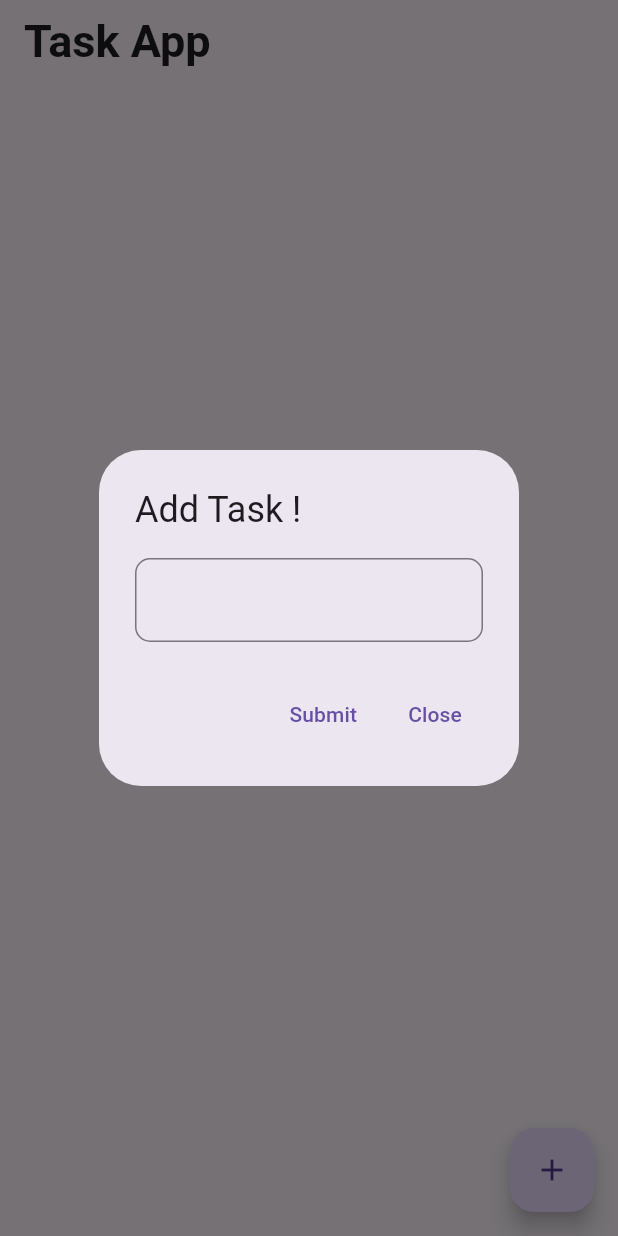
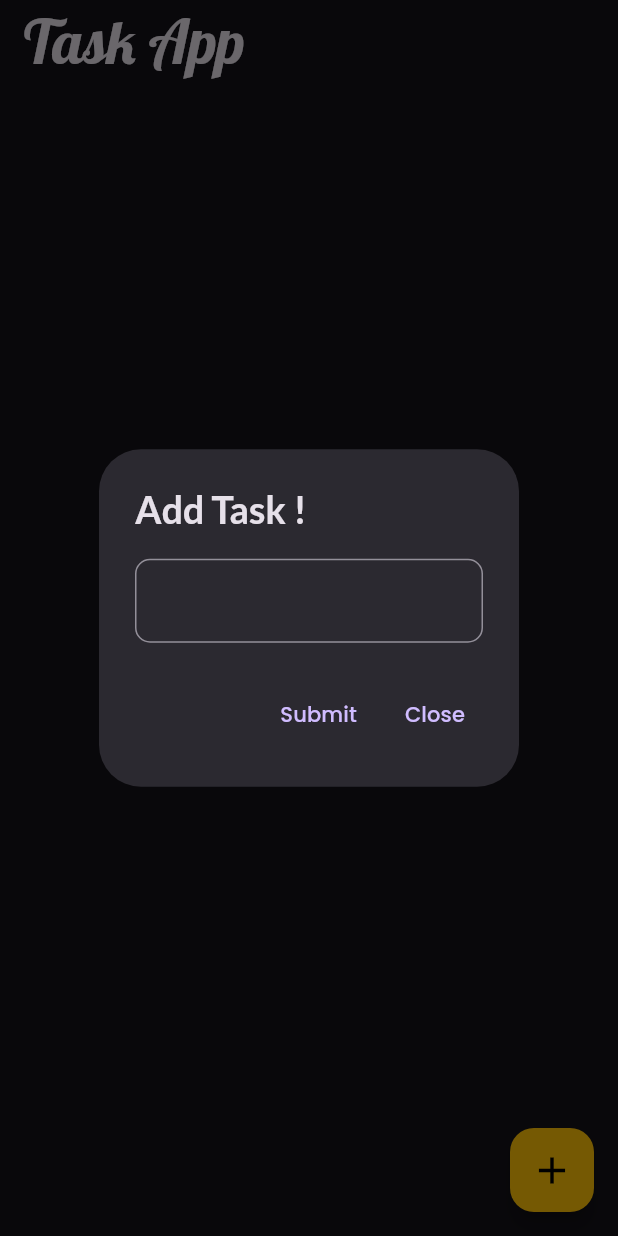
Before and after one commit to THARINDUnirmal/firebase-tester, a Flutter app: the screen it shows after launch, after a tap on the "add" icon, on a phone screen of 412 x 824 dp. Run offline on Flutter 3.47's test engine with Material 3 defaults, Android fonts, the phone set to English and light mode, and no system bars; our stand-ins replace cloud_firestore, firebase_core, google_fonts; accounts and stored records are empty.

Commit message:
fetech all data methord implement

```diff
--- a/lib/main.dart
+++ b/lib/main.dart
@@ -1,6 +1,7 @@
 import 'package:firebase_core/firebase_core.dart';
 import 'package:first_fire_base_app/screens/home_screen.dart';
 import 'package:flutter/material.dart';
+import 'package:google_fonts/google_fonts.dart';
 
 void main() async {
   WidgetsFlutterBinding.ensureInitialized();
@@ -13,7 +14,14 @@ class MyApp extends StatelessWidget {
 
   @override
   Widget build(BuildContext context) {
-    return const MaterialApp(
+    return MaterialApp(
+      theme: ThemeData(
+        fontFamily: GoogleFonts.poppins().fontFamily,
+        brightness: Brightness.dark,
+        floatingActionButtonTheme: FloatingActionButtonThemeData(
+          backgroundColor: Colors.amber,
+        ),
+      ),
       debugShowCheckedModeBanner: false,
       home: HomeScreen(),
     );
--- a/lib/screens/home_screen.dart
+++ b/lib/screens/home_screen.dart
@@ -1,5 +1,7 @@
+import 'package:first_fire_base_app/models/task_model.dart';
 import 'package:first_fire_base_app/services/database_services.dart';
 import 'package:flutter/material.dart';
+import 'package:google_fonts/google_fonts.dart';
 
 class HomeScreen extends StatefulWidget {
   const HomeScreen({super.key});
@@ -22,7 +24,13 @@ class _HomeScreenState extends State<HomeScreen> {
       context: context,
       builder: (context) {
         return AlertDialog(
-          title: Text("Add Task !"),
+          title: Text(
+            "Add Task !",
+            style: GoogleFonts.lato(
+              fontSize: 25,
+              fontWeight: FontWeight.w600,
+            ),
+          ),
           content: TextField(
             controller: _nameContraller,
             decoration: InputDecoration(
@@ -79,17 +87,61 @@ class _HomeScreenState extends State<HomeScreen> {
       appBar: AppBar(
         title: Text(
           "Task App",
-          style: TextStyle(
-            fontSize: 30,
-            fontWeight: FontWeight.w600,
+          style: GoogleFonts.lobster(
+            fontSize: 40,
+            fontWeight: FontWeight.w500,
           ),
         ),
+      ),
+      body: StreamBuilder(
+        stream: DatabaseServices().fetchAllTask(),
+        builder: (context, snapshot) {
+          if (snapshot.connectionState == ConnectionState.waiting) {
+            return Center(child: CircularProgressIndicator());
+          } else if (snapshot.hasError) {
+            return Center(
+              child: Text("Error : ${snapshot.error}"),
+            );
+          } else if (!snapshot.hasData || snapshot.data!.isEmpty) {
+            return Center(
+              child: Text("No data found !"),
+            );
+          } else {
+            final List<TaskModel> data = snapshot.data!;
+            return ListView.builder(
+              itemCount: data.length,
+              itemBuilder: (context, index) {
+                TaskModel indexData = data[index];
+                return Card(
+                  child: ListTile(
+                    title: Text(
+                      indexData.name,
+                      style: TextStyle(
+                        fontSize: 25,
+                        fontWeight: FontWeight.normal,
+                      ),
+                    ),
+                    subtitle: Text(
+                      indexData.createDate.toString(),
+                    ),
+                    trailing: Icon(
+                      Icons.delete_outline,
+                      size: 30,
+                    ),
+                  ),
+                );
+              },
+            );
+          }
+        },
       ),
       floatingActionButton: FloatingActionButton(
         onPressed: openDialogBox,
         child: Center(
           child: Icon(
             Icons.add,
+            size: 30,
+            color: Colors.black,
           ),
         ),
       ),
--- a/lib/services/database_services.dart
+++ b/lib/services/database_services.dart
@@ -2,12 +2,10 @@ import 'package:cloud_firestore/cloud_firestore.dart';
 import 'package:first_fire_base_app/models/task_model.dart';
 
 class DatabaseServices {
+  final CollectionReference ref = FirebaseFirestore.instance.collection("task");
   //add Data to firestore !
   Future<void> addTask(String name) async {
     try {
-      final CollectionReference ref =
-          FirebaseFirestore.instance.collection("task");
-
       final data = TaskModel(
         id: "",
         name: name,
@@ -22,4 +20,14 @@ class DatabaseServices {
       throw Exception("Faild to add data !");
     }
   }
+
+  //fetch all data from fire base using stream
+  Stream<List<TaskModel>> fetchAllTask() {
+    return ref.snapshots().map(
+          (snapshot) => snapshot.docs
+              .map((doc) => TaskModel.formJson(
+                  doc.data() as Map<String, dynamic>, doc.id))
+              .toList(),
+        );
+  }
 }
--- a/pubspec.yaml
+++ b/pubspec.yaml
@@ -36,6 +36,7 @@ dependencies:
   cupertino_icons: ^1.0.8
   firebase_core: ^3.11.0
   cloud_firestore: ^5.6.3
+  google_fonts: ^6.2.1
 
 dev_dependencies:
   flutter_test:
```
Also changed, not shown: pubspec.lock, 1 other file.
